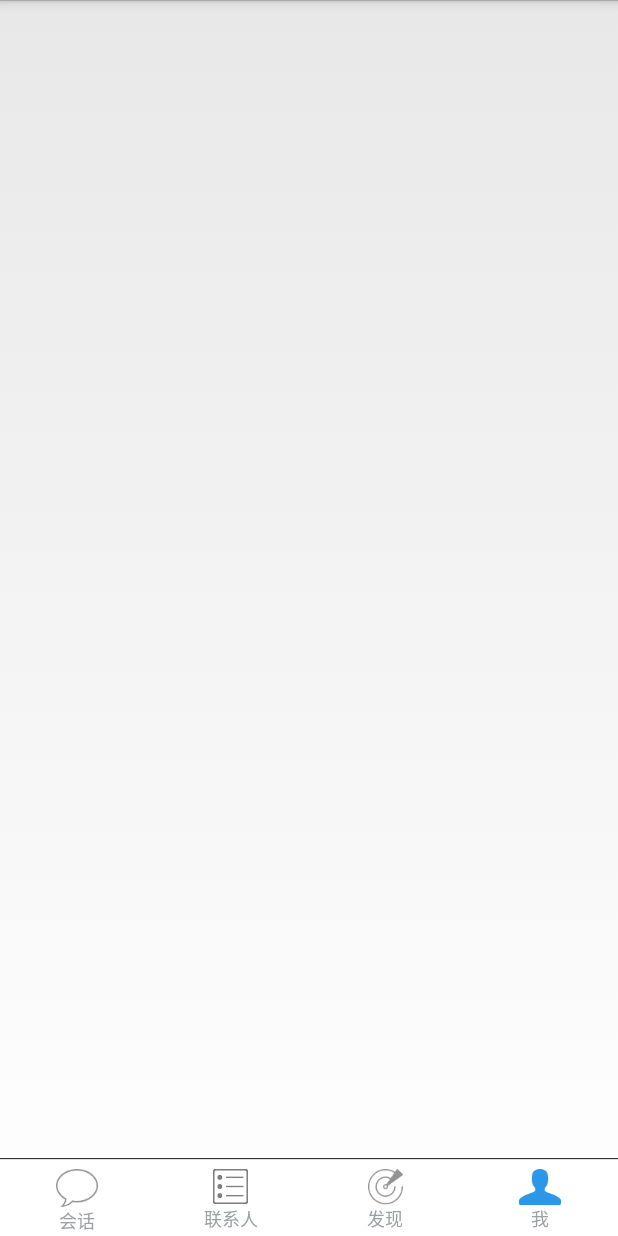
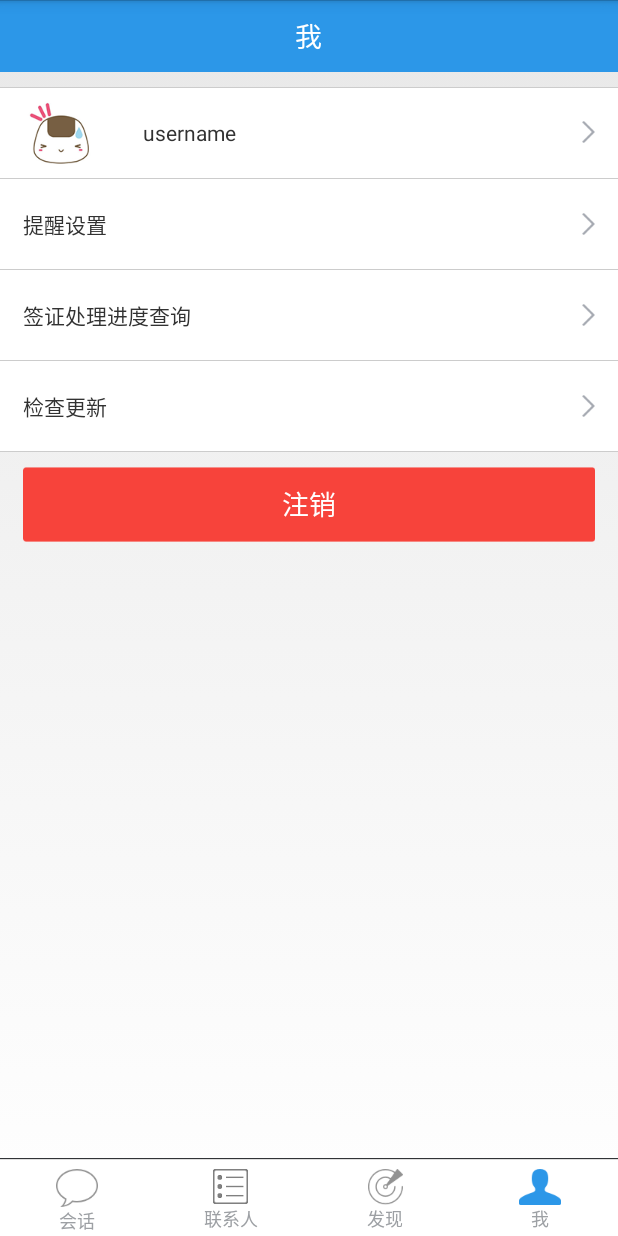
Before and after one commit to wuming2/leanchat-android-master, an Android app: the MainActivity screen opened directly, with no data from a screen before it, after a tap on an icon or button, on a phone screen of 412 x 824 dp. Run offline under Robolectric (Android 15) with nearby library versions, the phone set to English and light mode, and no system bars; our stand-ins replace ButterKnife; libraries missing offline, so code that uses them is left out: com.avos.avoscloud, com.nostra13.universalimageloader, de.greenrobot.event; 4 statements that could not run were skipped; 3 other taps on this screen came first.

Commit message:
bug fixed refresh userinfo add perfileFragment

```diff
--- a/whv/src/main/java/com/lxy/test/whv/ui/MainActivity.java
+++ b/whv/src/main/java/com/lxy/test/whv/ui/MainActivity.java
@@ -24,9 +24,9 @@ import com.lxy.test.whv.R;
 import com.lxy.test.whv.service.PreferenceMap;
 import com.lxy.test.whv.service.event.LoginFinishEvent;
 import com.lxy.test.whv.ui.base_activity.BaseActivity;
-import com.lxy.test.whv.ui.visahelper.VisaTrackingActivity;
-import com.lxy.test.whv.util.utils.LogUtils;
-import com.lxy.test.whv.util.utils.Utils;
+import com.lxy.test.whv.ui.profile.ProfileFragment;
+import com.lxy.test.whv.util.LogUtils;
+import com.lxy.test.whv.util.Utils;
 
 import de.greenrobot.event.EventBus;
 
@@ -52,6 +52,7 @@ public class MainActivity extends BaseActivity {
     Button conversationBtn, contactBtn, discoverBtn, mySpaceBtn;
     View fragmentContainer;
     Button[] tabs;
+    ProfileFragment profileFragment;
 
     @Override
     public void onCreate(Bundle savedInstanceState) {
@@ -115,9 +116,6 @@ public class MainActivity extends BaseActivity {
         setNormalBackgrounds();
         if (id == R.id.btn_message) {
 
-            //TODO test
-            Intent i = new Intent(this,VisaTrackingActivity.class);
-            this.startActivity(i);
 //            if (conversationRecentFragment == null) {
 //                conversationRecentFragment = new ConversationRecentFragment();
 //                transaction.add(R.id.fragment_container, conversationRecentFragment, FRAGMENT_TAG_CONVERSATION);
@@ -136,11 +134,12 @@ public class MainActivity extends BaseActivity {
 //            }
 //            transaction.show(discoverFragment);
         } else if (id == R.id.btn_my_space) {
-//            if (profileFragment == null) {
-//                profileFragment = new ProfileFragment();
-//                transaction.add(R.id.fragment_container, profileFragment, FRAGMENT_TAG_PROFILE);
-//            }
-//            transaction.show(profileFragment);
+            if (profileFragment == null) {
+                profileFragment = new ProfileFragment();
+                transaction.add(R.id.fragment_container, profileFragment, FRAGMENT_TAG_PROFILE);
+            }
+            transaction.show(profileFragment);
+            // profileFragment.refresh();
         }
         int pos;
         for (pos = 0; pos < FRAGMENT_N; pos++) {
--- /dev/null
+++ b/whv/src/main/res/layout/common_header_layout.xml
@@ -0,0 +1,8 @@
+<?xml version="1.0" encoding="utf-8"?>
+
+<com.lxy.test.whv.ui.view.HeaderLayout
+    android:id="@+id/headerLayout"
+    xmlns:android="http://schemas.android.com/apk/res/android"
+    android:layout_width="match_parent"
+    android:layout_height="48dp"
+    android:orientation="vertical" />
--- /dev/null
+++ b/whv/src/main/res/layout/profile_fragment.xml
@@ -0,0 +1,105 @@
+<?xml version="1.0" encoding="utf-8"?>
+<LinearLayout
+    xmlns:android="http://schemas.android.com/apk/res/android"
+    android:layout_width="match_parent"
+    android:layout_height="match_parent"
+    android:orientation="vertical">
+
+    <include layout="@layout/common_header_layout" />
+
+    <ScrollView
+        android:layout_width="match_parent"
+        android:layout_height="match_parent">
+
+        <LinearLayout
+            android:layout_width="match_parent"
+            android:layout_height="match_parent"
+            android:orientation="vertical"
+            android:layout_marginTop="@dimen/activity_top_margin">
+
+            <LinearLayout
+                android:layout_width="match_parent"
+                android:layout_height="wrap_content"
+                android:background="@android:color/white"
+                android:orientation="vertical">
+                <View style="@style/DividerLine.Horizontal"/>
+
+                <LinearLayout
+                    android:id="@+id/profile_avatar_layout"
+                    android:layout_width="match_parent"
+                    android:layout_height="@dimen/setting_item_height"
+                    android:background="@drawable/btn_selector"
+                    android:orientation="horizontal"
+                    android:gravity="center_vertical"
+                    android:paddingLeft="@dimen/common_horizontal_margin"
+                    android:paddingRight="@dimen/common_horizontal_margin">
+                    <ImageView
+                        android:id="@+id/profile_avatar_view"
+                        android:layout_width="50dp"
+                        android:layout_height="50dp"
+                        android:src="@drawable/chat_default_user_avatar" />
+
+                    <TextView
+                        android:id="@+id/profile_username_view"
+                        android:layout_marginLeft="30dp"
+                        android:layout_width="match_parent"
+                        android:layout_height="wrap_content"
+                        android:text="username"
+                        android:drawableRight="@drawable/common_view_right_arrow_pic"/>
+                </LinearLayout>
+
+                <View style="@style/DividerLine.Horizontal"/>
+
+                <TextView
+                    android:id="@+id/profile_notifysetting_view"
+                    android:layout_width="match_parent"
+                    android:gravity="center_vertical"
+                    android:layout_height="@dimen/setting_item_height"
+                    android:text="@string/profile_notifySetting"
+                    android:background="@drawable/btn_selector"
+                    android:paddingLeft="@dimen/common_horizontal_margin"
+                    android:paddingRight="@dimen/common_horizontal_margin"
+                    android:drawableRight="@drawable/common_view_right_arrow_pic"/>
+
+                <View style="@style/DividerLine.Horizontal"/>
+
+                <TextView
+                    android:id="@+id/profile_visa_tracking_test"
+                    android:layout_width="match_parent"
+                    android:gravity="center_vertical"
+                    android:layout_height="@dimen/setting_item_height"
+                    android:text="签证处理进度查询"
+                    android:background="@drawable/btn_selector"
+                    android:paddingLeft="@dimen/common_horizontal_margin"
+                    android:paddingRight="@dimen/common_horizontal_margin"
+                    android:drawableRight="@drawable/common_view_right_arrow_pic"/>
+
+                <View style="@style/DividerLine.Horizontal"/>
+
+                <TextView
+                    android:id="@+id/profile_checkupdate_view"
+                    android:layout_width="match_parent"
+                    android:gravity="center_vertical"
+                    android:layout_height="@dimen/setting_item_height"
+                    android:text="@string/profile_fragment_checkUpdate"
+                    android:background="@drawable/btn_selector"
+                    android:paddingLeft="@dimen/common_horizontal_margin"
+                    android:paddingRight="@dimen/common_horizontal_margin"
+                    android:drawableRight="@drawable/common_view_right_arrow_pic"/>
+
+                <View style="@style/DividerLine.Horizontal"/>
+            </LinearLayout>
+
+            <TextView
+                android:id="@+id/profile_logout_btn"
+                style="@style/My.Button.logout"
+                android:layout_width="match_parent"
+                android:layout_height="50dp"
+                android:layout_marginTop="@dimen/activity_top_margin"
+                android:layout_marginLeft="@dimen/common_horizontal_margin"
+                android:layout_marginRight="@dimen/common_horizontal_margin"
+                android:gravity="center"
+                android:text="注销" />
+        </LinearLayout>
+    </ScrollView>
+</LinearLayout>
```
Also changed, not shown: whv/src/main/java/com/lxy/test/whv/App.java (+27 -1 lines), whv/src/main/java/com/lxy/test/whv/service/PreferenceMap.java (+1 -1 lines), whv/src/main/java/com/lxy/test/whv/ui/base_activity/BaseActivity.java (+1 -1 lines), whv/src/main/java/com/lxy/test/whv/ui/entry/EntryLoginActivity.java (+1 -1 lines), whv/src/main/java/com/lxy/test/whv/ui/entry/EntryRegisterActivity.java (+1 -1 lines), whv/src/main/java/com/lxy/test/whv/ui/entry/EntrySplashActivity.java (+25 -6 lines), whv/src/main/java/com/lxy/test/whv/ui/profile/ProfileFragment.java (added, +181 -0 lines), whv/src/main/java/com/lxy/test/whv/ui/visahelper/VisaTrackingActivity.java (+28 -6 lines), whv/src/main/java/com/lxy/test/whv/util/LogUtils.java (renamed from whv/src/main/java/com/lxy/test/whv/util/utils/LogUtils.java, +1 -1 lines), whv/src/main/java/com/lxy/test/whv/util/PathUtils.java (added, +43 -0 lines), whv/src/main/java/com/lxy/test/whv/util/PhotoUtils.java (added, +277 -0 lines), whv/src/main/java/com/lxy/test/whv/util/Utils.java (renamed from whv/src/main/java/com/lxy/test/whv/util/utils/Utils.java, +1 -1 lines).
